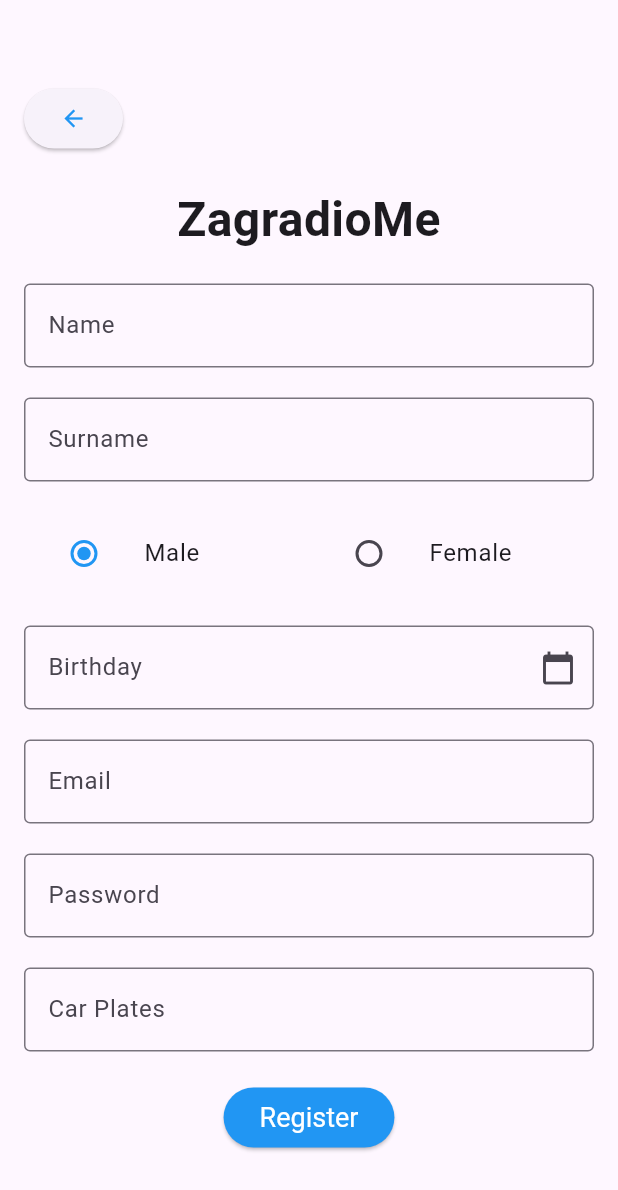
After one commit to amarderschrecklicher/ZagradioMeApp, a Flutter app: the screen it shows after launch, after a tap on "Register now", on a phone screen of 412 x 824 dp. The commit adds this screen. Shown: the top 1190 px of the screen. Run offline on Flutter 3.47's test engine with Material 3 defaults, Android fonts, the light colour scheme and no system bars.

Commit message:
added login and register screen

```diff
--- a/zagradio_me_front/lib/main.dart
+++ b/zagradio_me_front/lib/main.dart
@@ -1,4 +1,5 @@
 import 'package:flutter/material.dart';
+import 'register_screen.dart';
 
 void main() {
   runApp(const MyApp());
@@ -27,6 +28,7 @@ class LoginScreen extends StatefulWidget {
   _LoginScreenState createState() => _LoginScreenState();
 }
 
+
 class _LoginScreenState extends State<LoginScreen> {
   final _formKey = GlobalKey<FormState>();
   String _email = '';
@@ -43,7 +45,7 @@ class _LoginScreenState extends State<LoginScreen> {
             crossAxisAlignment: CrossAxisAlignment.stretch,
             children: <Widget>[
               const Text(
-                'Welcome',
+                'ZagradioMe',
                 style: TextStyle(fontSize: 32.0, fontWeight: FontWeight.bold),
                 textAlign: TextAlign.center,
               ),
@@ -75,7 +77,7 @@ class _LoginScreenState extends State<LoginScreen> {
                       ),
                       obscureText: true,
                       validator: (value) {
-                        if (value!.isEmpty) {
+                        if (value!.isEmpty || value.length < 7) {
                           return 'Please enter your password';
                         }
                         return null;
@@ -109,12 +111,11 @@ class _LoginScreenState extends State<LoginScreen> {
               const SizedBox(height: 20),
               TextButton(
                 onPressed: () {
-                  // Handle "Forgot Password?" logic here
+                  Navigator.push(context,
+                  MaterialPageRoute(builder: (context)=> RegisterScreen()));
                 },
-                child: const Text('Forgot Password?'),
-                style: TextButton.styleFrom(
-                  backgroundColor: Colors.blue,
-                ),
+                child: const Text('Register now'),
+                style: TextButton.styleFrom(foregroundColor: Colors.blue),
               ),
             ],
           ),
--- /dev/null
+++ b/zagradio_me_front/lib/register_screen.dart
@@ -0,0 +1,236 @@
+import 'package:flutter/material.dart';
+
+class RegisterScreen extends StatefulWidget {
+  const RegisterScreen({super.key});
+
+  @override
+  _RegisterScreenState createState() => _RegisterScreenState();
+}
+
+class _RegisterScreenState extends State<RegisterScreen> {
+  final _formKey = GlobalKey<FormState>();
+  String _name = '';
+  String _surname = '';
+  String _email = '';
+  String _password = '';
+  String? _selectedGender = 'Male';
+  DateTime? _selectedDate;
+  String _car_plates = '';
+
+  final TextEditingController _dateController = TextEditingController();
+
+  Future<void> _selectDate(BuildContext context) async {
+    final DateTime? picked = await showDatePicker(
+      context: context,
+      initialDate: DateTime.now(),
+      firstDate: DateTime(1900),
+      lastDate: DateTime(2101),
+    );
+    if (picked != null && picked != _selectedDate) {
+      setState(() {
+        _selectedDate = picked;
+        _dateController.text = "${picked.toLocal()}".split(' ')[0];
+      });
+    }
+  }
+
+  @override
+  void dispose() {
+    _dateController.dispose();
+    super.dispose();
+  }
+
+  @override
+  Widget build(BuildContext context) {
+    return Scaffold(
+      body: Center(
+        child: Padding(
+          padding: const EdgeInsets.all(16.0),
+          child: Column(
+            mainAxisAlignment: MainAxisAlignment.center,
+            crossAxisAlignment: CrossAxisAlignment.stretch,
+            children: <Widget>[
+              Align(
+                alignment: Alignment.centerLeft,
+                child: ElevatedButton(
+                  onPressed: () {
+                    Navigator.pop(context);
+                  },
+                  child: const Icon(Icons.arrow_back),
+                  style: ElevatedButton.styleFrom(
+                    foregroundColor: Colors.blue,
+                    textStyle: TextStyle(fontSize: 18),
+                  ),
+                ),
+              ),
+              const SizedBox(height: 20),
+              const Text(
+                'ZagradioMe',
+                style: TextStyle(fontSize: 32.0, fontWeight: FontWeight.bold),
+                textAlign: TextAlign.center,
+              ),
+              const SizedBox(height: 20),
+              Form(
+                key: _formKey,
+                child: Column(
+                  children: <Widget>[
+                    TextFormField(
+                      decoration: const InputDecoration(
+                        labelText: 'Name',
+                        border: OutlineInputBorder(),
+                      ),
+                      validator: (value) {
+                        if (value!.isEmpty) {
+                          return 'Please enter your email';
+                        }
+                        return null;
+                      },
+                      onSaved: (value) {
+                        _email = value!;
+                      },
+                    ),
+                    const SizedBox(height: 20),
+                    TextFormField(
+                      decoration: const InputDecoration(
+                        labelText: 'Surname',
+                        border: OutlineInputBorder(),
+                      ),
+                      obscureText: true,
+                      validator: (value) {
+                        if (value!.isEmpty) {
+                          return 'Please enter your password';
+                        }
+                        return null;
+                      },
+                      onSaved: (value) {
+                        _password = value!;
+                      },
+                    ),
+                    const SizedBox(height: 20),
+                    Row(children: <Widget>[
+                      Expanded(
+                        child: ListTile(
+                          title: const Text('Male'),
+                          leading: Radio<String>(
+                            value: 'Male',
+                            groupValue: _selectedGender,
+                            activeColor: Colors.blue,
+                            onChanged: (String? value) {
+                              setState(() {
+                                _selectedGender = value;
+                              });
+                            },
+                          ),
+                        ),
+                      ),
+                      Expanded(
+                        child: ListTile(
+                          title: const Text('Female'),
+                          leading: Radio<String>(
+                            value: 'Female',
+                            groupValue: _selectedGender,
+                            activeColor: Colors.blue,
+                            onChanged: (String? value) {
+                              setState(() {
+                                _selectedGender = value;
+                              });
+                            },
+                          ),
+                        ),
+                      ),
+                    ]),
+                    const SizedBox(height: 20),
+                    TextFormField(
+                      controller: _dateController,
+                      decoration: InputDecoration(
+                        labelText: 'Birthday',
+                        border: const OutlineInputBorder(),
+                        suffixIcon: IconButton(
+                          icon: const Icon(Icons.calendar_today),
+                          onPressed: () => _selectDate(context),
+                        ),
+                      ),
+                      readOnly: true,
+                      validator: (value) {
+                        if (value!.isEmpty) {
+                          return 'Please select a date';
+                        }
+                        return null;
+                      },
+                    ),
+                    const SizedBox(height: 20),
+                    TextFormField(
+                      decoration: const InputDecoration(
+                        labelText: 'Email',
+                        border: OutlineInputBorder(),
+                      ),
+                      obscureText: true,
+                      validator: (value) {
+                        if (value!.isEmpty) {
+                          return 'Please enter your password';
+                        }
+                        return null;
+                      },
+                      onSaved: (value) {
+                        _password = value!;
+                      },
+                    ),
+                    const SizedBox(height: 20),
+                    TextFormField(
+                      decoration: const InputDecoration(
+                        labelText: 'Password',
+                        border: OutlineInputBorder(),
+                      ),
+                      obscureText: true,
+                      validator: (value) {
+                        if (value!.isEmpty || value.length < 7) {
+                          return 'Please enter your password';
+                        }
+                        return null;
+                      },
+                      onSaved: (value) {
+                        _password = value!;
+                      },
+                    ),
+                    const SizedBox(height: 20),
+                    TextFormField(
+                      decoration: const InputDecoration(
+                        labelText: 'Car Plates',
+                        border: OutlineInputBorder(),
+                      ),
+                      obscureText: true,
+                      validator: (value) {
+                        if (value!.isEmpty) {
+                          return 'Please enter your password';
+                        }
+                        return null;
+                      },
+                      onSaved: (value) {
+                        _password = value!;
+                      },
+                    ),
+                    const SizedBox(height: 20),
+                    ElevatedButton(
+                      onPressed: () {
+                        if (_formKey.currentState!.validate()) {
+                          _formKey.currentState!.save();
+                          // Handle login logic here
+                        }
+                      },
+                      child: const Text('Register'),
+                      style: ElevatedButton.styleFrom(
+                        backgroundColor: Colors.blue,
+                        foregroundColor: Colors.white,
+                        textStyle: TextStyle(fontSize: 18),
+                      ),
+                    ),
+                  ],
+                ),
+              ),
+            ],
+          ),
+        ),
+      ),
+    );
+  }
+}
```
